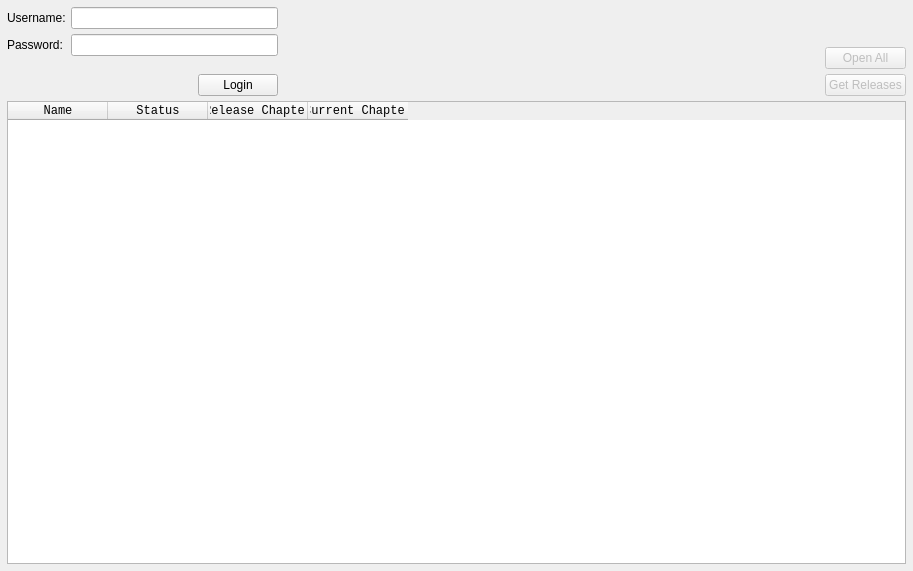
First picture: the form in Tracker-lib/src/UI/MangaUpdatesPage/MangaUpdatesPage.ui, repository NikolaRoev/Tracker, before the edit.
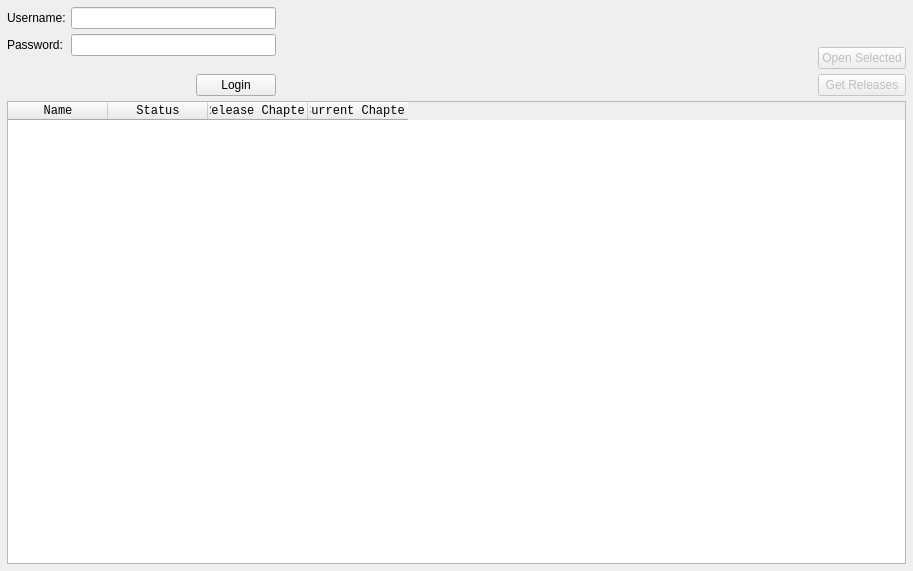
Second picture: the form after the edit.

Commit message: Changed the main navigation to a Tab Widget.

```diff
--- a/Tracker-lib/src/UI/MangaUpdatesPage/MangaUpdatesPage.ui
+++ b/Tracker-lib/src/UI/MangaUpdatesPage/MangaUpdatesPage.ui
@@ -222,7 +222,7 @@
           <bool>false</bool>
          </property>
          <property name="text">
-          <string>Open All</string>
+          <string>Open Selected</string>
          </property>
         </widget>
        </item>
```
The commit also changes 6 other files.
